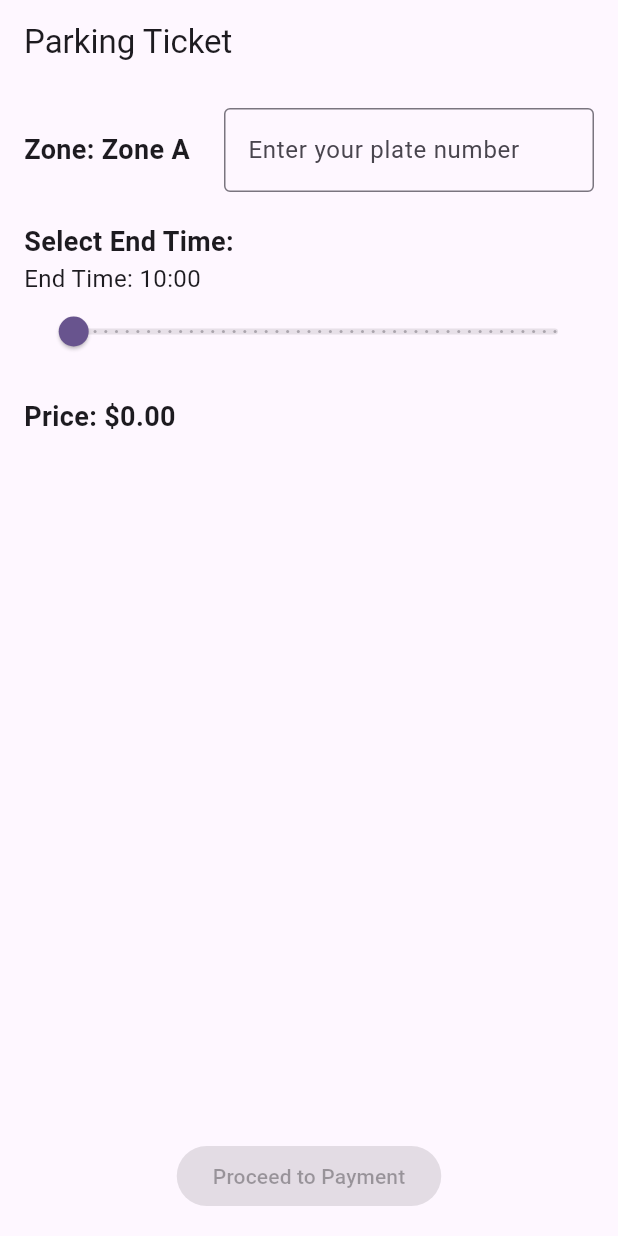
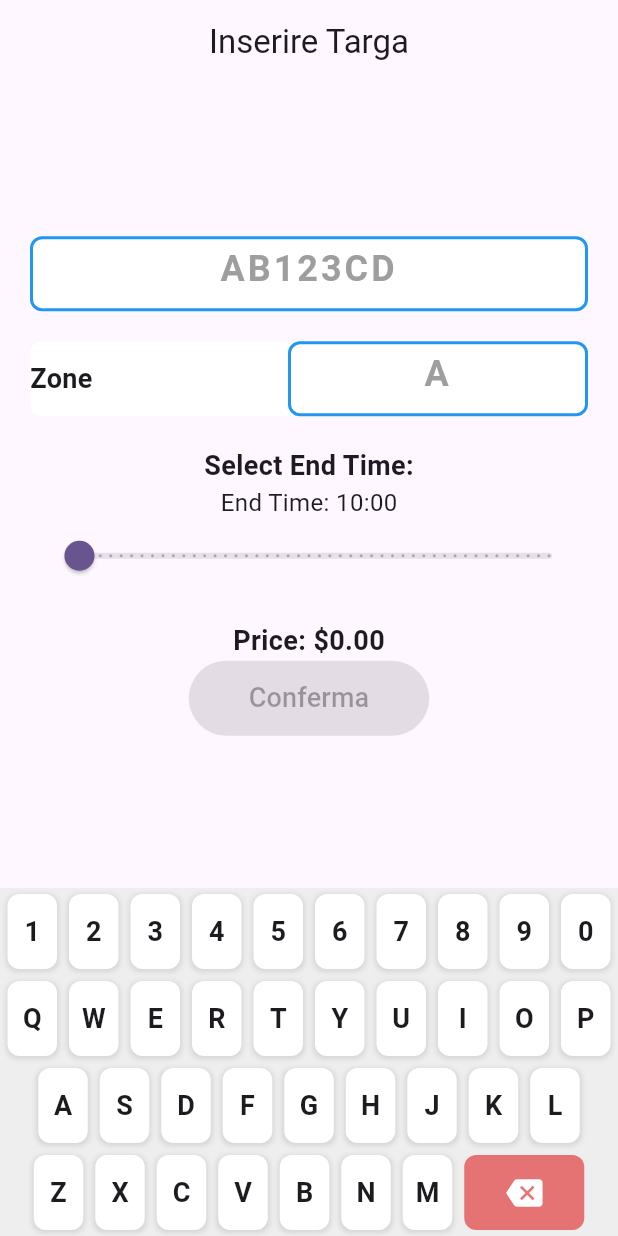
Before and after one commit to LorenzoLucia/ETicketTotem, a Flutter app: the screen it shows after launch, on a phone screen of 412 x 824 dp. Run offline on Flutter 3.47's test engine with Material 3 defaults, Android fonts, the light colour scheme and no system bars.

Commit message:
Started to create the home screen for the totem

```diff
--- a/totem_frontend/analysis_options.yaml
+++ b/totem_frontend/analysis_options.yaml
@@ -21,7 +21,7 @@ linter:
   # `// ignore_for_file: name_of_lint` syntax on the line or in the file
   # producing the lint.
   rules:
-    # avoid_print: false  # Uncomment to disable the `avoid_print` rule
+    avoid_print: false  # Uncomment to disable the `avoid_print` rule
     # prefer_single_quotes: true  # Uncomment to enable the `prefer_single_quotes` rule
 
 # Additional information about this file can be found at
--- a/totem_frontend/lib/app.dart
+++ b/totem_frontend/lib/app.dart
@@ -2,6 +2,7 @@ import 'package:totem_frontend/services/api_service.dart';
 import 'package:flutter/material.dart';
 
 import 'home.dart';
+import 'totem_ticket_page.dart';
 
 final baseUrl = 'https://example.com/api'; // Replace with your actual base URL
 
@@ -15,7 +16,7 @@ class MyApp extends StatelessWidget {
       theme: ThemeData(
         colorScheme: ColorScheme.fromSeed(seedColor: Colors.deepPurple),
       ),
-      home: TicketPage(apiService: this.apiService),
+      home: LicensePlateInputScreen(apiService: apiService),
     );
   }
 }
--- /dev/null
+++ b/totem_frontend/lib/totem_ticket_page.dart
@@ -0,0 +1,369 @@
+import 'package:flutter/material.dart';
+import 'package:flutter/services.dart';
+import 'package:totem_frontend/pay_screen.dart';
+import 'package:totem_frontend/services/api_service.dart';
+
+class LicensePlateInputScreen extends StatefulWidget {
+  final ApiService apiService;
+  const LicensePlateInputScreen({super.key, required this.apiService});
+
+  @override
+  State<LicensePlateInputScreen> createState() =>
+      _LicensePlateInputScreenState();
+}
+
+class _LicensePlateInputScreenState extends State<LicensePlateInputScreen> {
+  final TextEditingController _controller = TextEditingController();
+  final FocusNode _focusNode = FocusNode();
+
+  String? plate;
+  int selectedTime = 1; // Default to 1 hour
+  double price = 0.0;
+
+  // Fixed zone and price
+  final String fixedZone = 'Zone A';
+  final double fixedZonePrice = 2.0;
+
+  void calculatePrice() {
+    setState(() {
+      price = fixedZonePrice * selectedTime / 2;
+    });
+  }
+
+  @override
+  void initState() {
+    super.initState();
+    // Disabilita la tastiera di sistema
+    SystemChannels.textInput.invokeMethod('TextInput.hide');
+
+    // Aggiungi un listener per monitorare i cambiamenti nel testo
+    _controller.addListener(_onTextChanged);
+  }
+
+  void _onTextChanged() {
+    // Converti automaticamente in maiuscolo
+    final String text = _controller.text;
+    final String upperText = text.toUpperCase();
+
+    if (text != upperText) {
+      _controller.value = _controller.value.copyWith(
+        text: upperText,
+        selection: TextSelection.collapsed(offset: upperText.length),
+      );
+    }
+  }
+
+  @override
+  void dispose() {
+    _controller.dispose();
+    _focusNode.dispose();
+    super.dispose();
+  }
+
+  void _appendText(String text) {
+    if (_controller.text.length < 7) {
+      final currentText = _controller.text;
+      final newText = currentText + text;
+
+      _controller.text = newText;
+      plate = newText;
+      setState(() {});
+    }
+  }
+
+  void _deleteText() {
+    if (_controller.text.isNotEmpty) {
+      _controller.text = _controller.text.substring(
+        0,
+        _controller.text.length - 1,
+      );
+      setState(() {});
+    }
+  }
+
+  @override
+  Widget build(BuildContext context) {
+    return Scaffold(
+      appBar: AppBar(title: const Text('Inserire Targa'), centerTitle: true),
+      body: GestureDetector(
+        onTap: () {
+          // Impedisci l'apertura della tastiera di sistema quando clicchi sul campo di testo
+          FocusScope.of(context).requestFocus(FocusNode());
+        },
+        child: Column(
+          children: [
+            Expanded(
+              child: Center(
+                child: Padding(
+                  padding: const EdgeInsets.all(20.0),
+                  child: Column(
+                    mainAxisAlignment: MainAxisAlignment.center,
+                    children: [
+                      // Visualizzazione della targa
+                      Container(
+                        width: 400,
+                        height: 50,
+                        decoration: BoxDecoration(
+                          color: Colors.white,
+                          border: Border.all(color: Colors.blue, width: 2),
+                          borderRadius: BorderRadius.circular(8),
+                        ),
+                        child: TextField(
+                          controller: _controller,
+                          focusNode: _focusNode,
+                          textAlign: TextAlign.center,
+                          style: const TextStyle(
+                            fontSize: 24,
+                            fontWeight: FontWeight.bold,
+                            letterSpacing: 2,
+                          ),
+                          decoration: const InputDecoration(
+                            border: InputBorder.none,
+                            hintText: 'AB123CD',
+                            hintStyle: TextStyle(color: Colors.grey),
+                          ),
+                          readOnly: true, // Impedisce la modifica diretta
+                          showCursor:
+                              true, // Mostra il cursore anche se readOnly
+                        ),
+                      ),
+
+                      SizedBox(height: 20),
+
+                      Container(
+                        width: 400,
+                        height: 50,
+                        decoration: BoxDecoration(
+                          color: Colors.white,
+                          border: null,
+                          borderRadius: BorderRadius.circular(8),
+                        ),
+                        child: Row(
+                          mainAxisAlignment: MainAxisAlignment.center,
+                          children: [
+                            Text(
+                              'Zone',
+                              style: const TextStyle(
+                                fontSize: 18,
+                                fontWeight: FontWeight.bold,
+                              ),
+                            ),
+
+                            Spacer(),
+
+                            Container(
+                              width: 200,
+                              height: 50,
+                              decoration: BoxDecoration(
+                                color: Colors.white,
+                                border: Border.all(
+                                  color: Colors.blue,
+                                  width: 2,
+                                ),
+                                borderRadius: BorderRadius.circular(8),
+                              ),
+                              child: TextField(
+                                controller: _controller,
+                                focusNode: _focusNode,
+                                textAlign: TextAlign.center,
+                                style: const TextStyle(
+                                  fontSize: 24,
+                                  fontWeight: FontWeight.bold,
+                                  letterSpacing: 2,
+                                ),
+                                decoration: const InputDecoration(
+                                  border: InputBorder.none,
+                                  hintText: 'A',
+                                  hintStyle: TextStyle(color: Colors.grey),
+                                ),
+                                readOnly: true, // Impedisce la modifica diretta
+                                showCursor:
+                                    true, // Mostra il cursore anche se readOnly
+                              ),
+                            ),
+                          ],
+                        ),
+                      ),
+
+                      SizedBox(height: 20),
+
+                      Text(
+                        'Select End Time:',
+                        style: TextStyle(
+                          fontSize: 18,
+                          fontWeight: FontWeight.bold,
+                        ),
+                      ),
+
+                      Text(
+                        'End Time: ${DateTime.now().add(Duration(hours: (selectedTime / 2).toInt())).hour}:${DateTime.now().add(Duration(hours: (selectedTime / 2).toInt(), minutes: 30 * (selectedTime % 2))).minute.toString().padLeft(2, '0')}',
+                        style: TextStyle(fontSize: 16),
+                      ),
+
+                      Slider(
+                        value: selectedTime.toDouble(),
+                        min: 0,
+                        max: 46,
+                        divisions: 46,
+                        label:
+                            '${DateTime.now().add(Duration(hours: (selectedTime / 2).toInt())).hour}:${DateTime.now().add(Duration(hours: (selectedTime / 2).toInt(), minutes: 30 * (selectedTime % 2))).minute.toString().padLeft(2, '0')}',
+                        onChanged: (value) {
+                          setState(() {
+                            selectedTime = value.toInt();
+                            calculatePrice();
+                          });
+                        },
+                      ),
+
+                      SizedBox(height: 20),
+
+                      Text(
+                        'Price: \$${price.toStringAsFixed(2)}',
+                        style: TextStyle(
+                          fontSize: 18,
+                          fontWeight: FontWeight.bold,
+                        ),
+                      ),
+
+                      // Pulsante per confermare l'inserimento
+                      ElevatedButton(
+                        onPressed:
+                            plate != null
+                                ? () {
+                                  Navigator.push(
+                                    context,
+                                    MaterialPageRoute(
+                                      builder:
+                                          (context) => PayScreen(
+                                            amount: price,
+                                            duration: selectedTime,
+                                            zone: fixedZone,
+                                            plate: plate!,
+                                            apiService: widget.apiService,
+                                          ),
+                                    ),
+                                  );
+                                }
+                                : null,
+                        style: ElevatedButton.styleFrom(
+                          padding: const EdgeInsets.symmetric(
+                            horizontal: 40,
+                            vertical: 12,
+                          ),
+                        ),
+                        child: const Text(
+                          'Conferma',
+                          style: TextStyle(fontSize: 18),
+                        ),
+                      ),
+                    ],
+                  ),
+                ),
+              ),
+            ),
+
+            // Tastiera personalizzata fissa
+            Container(
+              color: Colors.grey.shade200,
+              child: Column(
+                children: [
+                  // Prima riga: lettere
+                  // Ultima riga: numeri
+                  Row(
+                    mainAxisAlignment: MainAxisAlignment.center,
+                    children: [
+                      for (int i = 1; i <= 9; i++)
+                        _buildKeyboardKey(i.toString()),
+                      _buildKeyboardKey('0'),
+                    ],
+                  ),
+
+                  _buildLetterRow([
+                    'Q',
+                    'W',
+                    'E',
+                    'R',
+                    'T',
+                    'Y',
+                    'U',
+                    'I',
+                    'O',
+                    'P',
+                  ]),
+                  _buildLetterRow([
+                    'A',
+                    'S',
+                    'D',
+                    'F',
+                    'G',
+                    'H',
+                    'J',
+                    'K',
+                    'L',
+                  ]),
+                  _buildLetterRow(['Z', 'X', 'C', 'V', 'B', 'N', 'M', 'del']),
+
+                  // Padding sul fondo per evitare problemi con i dispositivi con notch
+                  SizedBox(height: MediaQuery.of(context).padding.bottom),
+                ],
+              ),
+            ),
+          ],
+        ),
+      ),
+    );
+  }
+
+  Widget _buildLetterRow(List<String> letters) {
+    return Row(
+      mainAxisAlignment: MainAxisAlignment.center,
+      children: letters.map((letter) => _buildKeyboardKey(letter)).toList(),
+    );
+  }
+
+  Widget _buildKeyboardKey(String text) {
+    // Tasto cancella
+    if (text == 'del') {
+      return InkWell(
+        onTap: _deleteText,
+        child: Container(
+          width: 80,
+          height: 50,
+          margin: const EdgeInsets.all(4),
+          decoration: BoxDecoration(
+            color: Colors.red.shade300,
+            borderRadius: BorderRadius.circular(8),
+          ),
+          child: const Icon(Icons.backspace, color: Colors.white),
+        ),
+      );
+    }
+
+    return InkWell(
+      onTap: () => _appendText(text),
+      child: Container(
+        width: 33,
+        height: 50,
+        margin: const EdgeInsets.all(4),
+        decoration: BoxDecoration(
+          color: Colors.white,
+          borderRadius: BorderRadius.circular(8),
+          boxShadow: [
+            BoxShadow(
+              color: Colors.grey.withValues(alpha: 0.3),
+              spreadRadius: 1,
+              blurRadius: 2,
+              offset: const Offset(0, 1),
+            ),
+          ],
+        ),
+        child: Center(
+          child: Text(
+            text,
+            style: const TextStyle(fontSize: 18, fontWeight: FontWeight.bold),
+          ),
+        ),
+      ),
+    );
+  }
+}
```
Also changed, not shown: totem_frontend/lib/main.dart (+4 -6 lines), 1 other file.
